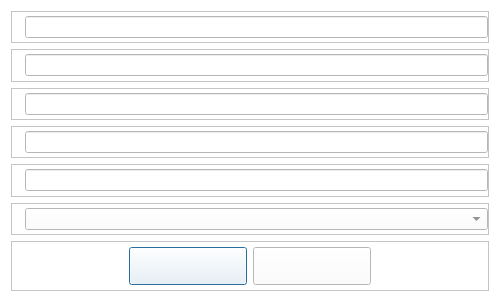
Old version of the form CaX/dialog/setup/formdialog.ui in the repository fsest4u/CaX_03.
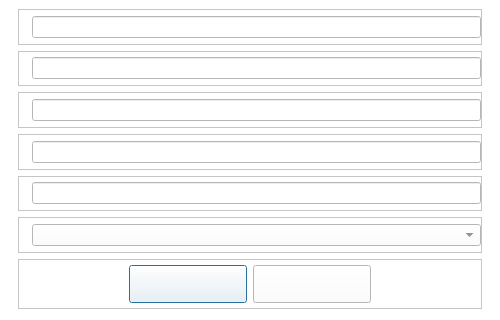
New version of the form. Icons and pictures are not drawn.

Commit message: setup의 network의 wireless info 기능되도록 수정

The edit to the form file:
```diff
--- a/CaX/dialog/setup/formdialog.ui
+++ b/CaX/dialog/setup/formdialog.ui
@@ -7,7 +7,7 @@
     <x>0</x>
     <y>0</y>
     <width>500</width>
-    <height>302</height>
+    <height>320</height>
    </rect>
   </property>
   <property name="maximumSize">
@@ -46,6 +46,15 @@
 }</string>
   </property>
   <layout class="QGridLayout" name="gridLayout">
+   <property name="leftMargin">
+    <number>18</number>
+   </property>
+   <property name="topMargin">
+    <number>9</number>
+   </property>
+   <property name="rightMargin">
+    <number>18</number>
+   </property>
    <item row="3" column="0">
     <widget class="QFrame" name="frame3">
      <property name="frameShape">
```
The commit also changes 2 other files.
